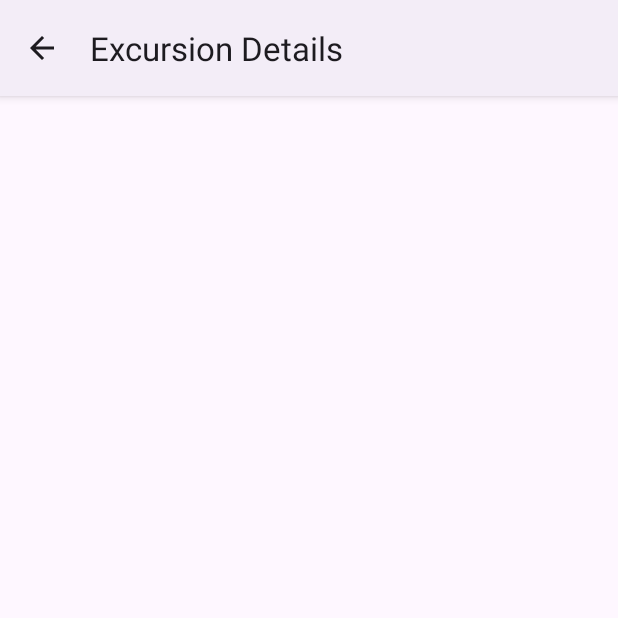
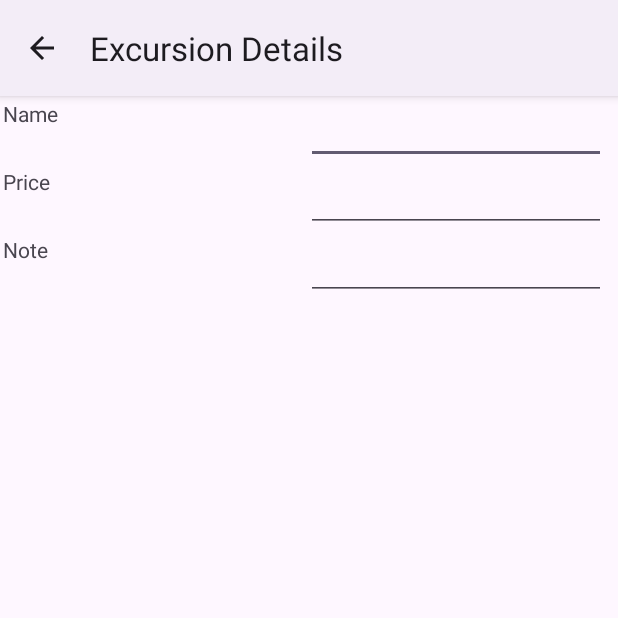
Before and after one commit to MackenzieA24/d308-mobile-application-development-android, an Android app: the VacationDetails screen opened directly, with no data from a screen before it, after a tap on an icon or button, on a phone screen of 412 x 824 dp, the top half of it. Run offline under Robolectric (Android 15) with nearby library versions, the phone set to English and light mode, and no system bars; our stand-ins replace Room's generated code.

```diff
--- a/app/src/main/java/com/example/d308app/UI/ExcursionDetails.java
+++ b/app/src/main/java/com/example/d308app/UI/ExcursionDetails.java
@@ -1,6 +1,8 @@
 package com.example.d308app.UI;
 
 import android.os.Bundle;
+import android.widget.EditText;
+import android.widget.TextView;
 
 import androidx.activity.EdgeToEdge;
 import androidx.appcompat.app.AppCompatActivity;
@@ -9,6 +11,7 @@ import androidx.core.view.ViewCompat;
 import androidx.core.view.WindowInsetsCompat;
 
 import com.example.d308app.R;
+import com.example.d308app.database.Repository;
 
 public class ExcursionDetails extends AppCompatActivity {
 
@@ -22,5 +25,6 @@ public class ExcursionDetails extends AppCompatActivity {
             v.setPadding(systemBars.left, systemBars.top, systemBars.right, systemBars.bottom);
             return insets;
         });
+
     }
 }
--- a/app/src/main/java/com/example/d308app/UI/VacationAdapter.java
+++ b/app/src/main/java/com/example/d308app/UI/VacationAdapter.java
@@ -41,7 +41,9 @@ public class VacationAdapter extends RecyclerView.Adapter<VacationAdapter.Vacati
                     Intent intent=new Intent(context, VacationDetails.class);
                     intent.putExtra("id", current.getID());
                     intent.putExtra("name", current.getVacationName());
-                    intent.putExtra("price", current.getPrice());
+                    intent.putExtra("hotel", current.getHotel());
+                    intent.putExtra("startDate", current.getStartDate());
+                    intent.putExtra("endDate", current.getEndDate());
                     context.startActivity(intent);
                 }
             });
--- a/app/src/main/java/com/example/d308app/UI/VacationDetails.java
+++ b/app/src/main/java/com/example/d308app/UI/VacationDetails.java
@@ -29,10 +29,15 @@ import java.util.List;
 
 public class VacationDetails extends AppCompatActivity {
     String name;
-    double price;
+    String hotel;
+    String startDate;
+    String endDate;
     int ID;
     EditText editName;
-    EditText editPrice;
+    EditText editHotel;
+
+    EditText editStartDate;
+    EditText editEndDate;
     Repository repository;
 
     @Override
@@ -44,17 +49,24 @@ public class VacationDetails extends AppCompatActivity {
 
 
         editName = findViewById(R.id.titletext);
-        editPrice = findViewById(R.id.pricetext);
+        editHotel = findViewById(R.id.hotel);
+        editStartDate = findViewById(R.id.startdate);
+        editEndDate = findViewById(R.id.enddate);
         ID = getIntent().getIntExtra("id", -1);
         name = getIntent().getStringExtra("name");
-        price = getIntent().getDoubleExtra("price", 0.0);
+        hotel = getIntent().getStringExtra("hotel");
+        startDate = getIntent().getStringExtra("startDate");
+        endDate = getIntent().getStringExtra("endDate");
         editName.setText(name);
-        editPrice.setText(Double.toString(price));
+        editHotel.setText(hotel);
+        editStartDate.setText(startDate);
+        editEndDate.setText(endDate);
 
         fab.setOnClickListener(new View.OnClickListener() {
             @Override
             public void onClick(View view) {
                 Intent intent = new Intent(VacationDetails.this, ExcursionDetails.class);
+                intent.putExtra("vacationID", ID);
                 startActivity(intent);
             }
         });
@@ -87,18 +99,18 @@ public class VacationDetails extends AppCompatActivity {
                 if (repository.getmAllVacations().size() == 0) ID = 1;
                 else
                     ID = repository.getmAllVacations().get(repository.getmAllVacations().size() - 1).getID() + 1;
-                vacation = new Vacation(ID, editName.getText().toString(), Double.parseDouble(editPrice.getText().toString()));
+                vacation = new Vacation(ID, editName.getText().toString(), editHotel.getText().toString(), editStartDate.getText().toString(), editEndDate.getText().toString());
                 repository.insert(vacation);
                 this.finish();
             } else {
-                vacation = new Vacation(ID, editName.getText().toString(), Double.parseDouble(editPrice.getText().toString()));
+                vacation = new Vacation(ID, editName.getText().toString(), editHotel.getText().toString(), editStartDate.getText().toString(), editEndDate.getText().toString());
                 repository.update(vacation);
                 this.finish();
             }
         } else if (item.getItemId() == R.id.vacationdelete) {
             List<Excursion> excursions = repository.getAssociatedExcursions(ID);
             if (excursions.isEmpty()) {
-                vacation = new Vacation(ID, editName.getText().toString(), Double.parseDouble(editPrice.getText().toString()));
+                vacation = new Vacation(ID, editName.getText().toString(), editHotel.getText().toString(), editStartDate.getText().toString(), editEndDate.getText().toString());
                 repository.delete(vacation);
                 this.finish();
             } else {
--- a/app/src/main/java/com/example/d308app/UI/Vacations.java
+++ b/app/src/main/java/com/example/d308app/UI/Vacations.java
@@ -76,9 +76,9 @@ public class Vacations extends AppCompatActivity {
         if (item.getItemId() == R.id.mysample) {
             repository=new Repository(getApplication());
             // Toast.makeText(Vacations.this, "put in sample data", Toast.LENGTH_SHORT).show();
-            Vacation vacation = new Vacation(0, "Italy", 1000.0);
+            Vacation vacation = new Vacation(0, "Italy", "Ritz Carlton", "10/10/2024", "10/17/2024");
             repository.insert(vacation);
-            vacation = new Vacation(0, "Bermuda", 1000.0);
+            vacation = new Vacation(0, "Bermuda", "Sea Breeze Inn", "06/13/2024", "06/20/2024");
             repository.insert(vacation);
             Excursion excursion=new Excursion(0, "Bicycle Tour", 100.0, 1);
             repository.insert(excursion);
--- a/app/src/main/java/com/example/d308app/database/VacationDatabaseBuilder.java
+++ b/app/src/main/java/com/example/d308app/database/VacationDatabaseBuilder.java
@@ -11,7 +11,7 @@ import com.example.d308app.dao.VacationDAO;
 import com.example.d308app.entities.Excursion;
 import com.example.d308app.entities.Vacation;
 
-@Database(entities = {Vacation.class, Excursion.class}, version= 1, exportSchema = false)
+@Database(entities = {Vacation.class, Excursion.class}, version= 2, exportSchema = false)
 public abstract class VacationDatabaseBuilder extends RoomDatabase {
     public abstract VacationDAO vacationDAO();
     public abstract ExcursionDAO excursionDAO();
--- a/app/src/main/res/layout/activity_excursion_details.xml
+++ b/app/src/main/res/layout/activity_excursion_details.xml
@@ -7,4 +7,68 @@
     android:layout_height="match_parent"
     tools:context=".UI.ExcursionDetails">
 
+    <androidx.appcompat.widget.LinearLayoutCompat
+        android:layout_width="match_parent"
+        android:layout_height="match_parent"
+        android:orientation="vertical"
+        tools:layout_editor_absoluteX="-64dp"
+        tools:layout_editor_absoluteY="46dp">
+
+    <androidx.appcompat.widget.LinearLayoutCompat
+        android:layout_width="wrap_content"
+        android:layout_height="wrap_content"
+        android:orientation="horizontal">
+
+        <TextView
+            android:layout_width="200dp"
+            android:layout_height="match_parent"
+            android:layout_margin="2dp"
+            android:text="Name" />
+
+        <EditText
+            android:id="@+id/partName"
+            android:layout_width="200dp"
+            android:layout_height="match_parent" />
+    </androidx.appcompat.widget.LinearLayoutCompat>
+
+    <androidx.appcompat.widget.LinearLayoutCompat
+        android:layout_width="wrap_content"
+        android:layout_height="wrap_content"
+        android:orientation="horizontal">
+
+        <TextView
+            android:layout_width="200dp"
+            android:layout_height="match_parent"
+            android:layout_margin="2dp"
+            android:text="Price" />
+
+        <EditText
+            android:id="@+id/partPrice"
+            android:layout_width="200dp"
+            android:layout_height="match_parent" />
+    </androidx.appcompat.widget.LinearLayoutCompat>
+
+    <androidx.appcompat.widget.LinearLayoutCompat
+        android:layout_width="match_parent"
+        android:layout_height="wrap_content"
+        android:orientation="horizontal">
+
+        <TextView
+            android:layout_width="200dp"
+            android:layout_height="match_parent"
+            android:layout_margin="2dp"
+            android:text="Note" />
+
+        <EditText
+            android:id="@+id/note"
+            android:layout_width="200dp"
+            android:layout_height="match_parent" />
+    </androidx.appcompat.widget.LinearLayoutCompat>
+
+    <androidx.appcompat.widget.LinearLayoutCompat
+        android:layout_width="match_parent"
+        android:layout_height="wrap_content"
+        android:orientation="horizontal">
+    </androidx.appcompat.widget.LinearLayoutCompat>
+    </androidx.appcompat.widget.LinearLayoutCompat>
 </androidx.constraintlayout.widget.ConstraintLayout>
```
Also changed, not shown: app/src/main/java/com/example/d308app/entities/Vacation.java (+31 -7 lines), app/src/main/res/layout/activity_vacation_details.xml (+38 -4 lines).
